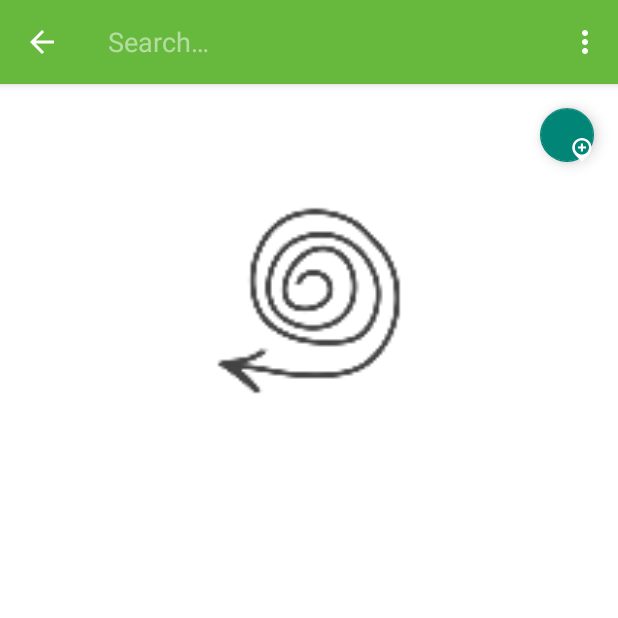
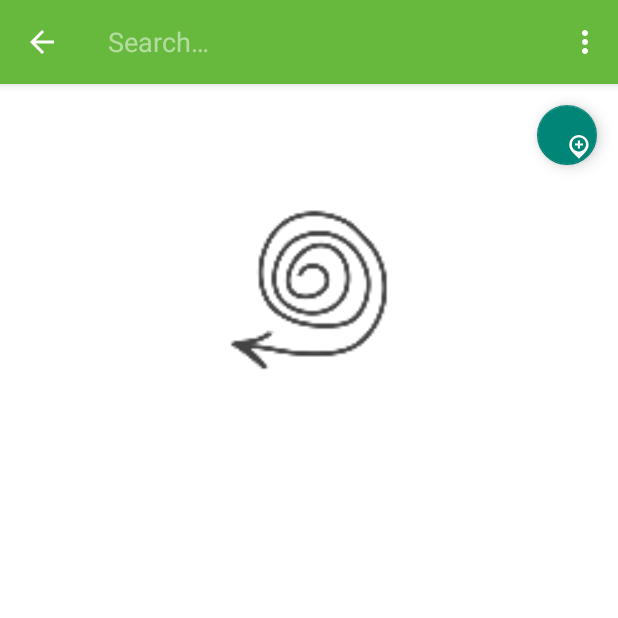
Before and after one commit to cheloreyes/UisMaps, an Android app: the screen it shows after launch (MainActivity), after a tap on "Buscar lugar.", on a phone screen of 412 x 824 dp, the top half of it. Run offline under Robolectric (Android 15) with nearby library versions, the phone set to English and light mode, and no system bars; libraries missing offline, so code that uses them is left out: com.melnykov.fab, com.sothree.slidinguppanel; plain views replace FloatingActionButton, SlidingUpPanelLayout; Roboto replaces fonts that are not available here; 23 statements that could not run were skipped.

Commit message:
UisMaps RC

```diff
--- a/app/src/main/java/com/proyecto/uis/uismaps/LocationCtrl.java
+++ b/app/src/main/java/com/proyecto/uis/uismaps/LocationCtrl.java
@@ -18,8 +18,8 @@ import com.proyecto.uis.uismaps.mapview.MapView;
  */
 public class LocationCtrl implements LocationListener {
 
-    private static final int MIN_TIME = 2500;
-    private static final int MIN_DISTANCE = 2;
+    private static final int MIN_TIME = 1500;
+    private static final int MIN_DISTANCE = 1;
     private final MapView iMapView;
 
     private boolean isGPSon = false;
@@ -71,6 +71,7 @@ public class LocationCtrl implements LocationListener {
                 iLocationManager.removeUpdates(this);
                 isGPSon = false;
                 hasAccurancy = false;
+                iMapView.setAccurancy(false);
 
             }
         }
@@ -117,6 +118,7 @@ public class LocationCtrl implements LocationListener {
             progressDialog.hide();
             progressDialog.dismiss();
             hasAccurancy = location.hasAccuracy();
+            iMapView.setAccurancy(hasAccurancy);
         }
         iMapView.setICurrentLocation(location.getLongitude(), location.getLatitude());
         //miCurrentLon = location.getLongitude() + 0.00000895;
--- a/app/src/main/java/com/proyecto/uis/uismaps/MainActivity.java
+++ b/app/src/main/java/com/proyecto/uis/uismaps/MainActivity.java
@@ -103,6 +103,7 @@ public class MainActivity extends ActionBarActivity implements Constants {
         miContent.restoreContent();
         //iVoiceManager.stop();
         if (doubleBackToExitPressedOnce) {
+            miMapa.switchOffLocation(false);
             super.onBackPressed();
             return;
         }
@@ -186,6 +187,8 @@ public class MainActivity extends ActionBarActivity implements Constants {
         TextView bodyTextA= (TextView) findViewById(R.id.office);
         ListView listView = (ListView) findViewById(R.id.body_list);
         TextView descriptionTxt = (TextView) findViewById(R.id.description_text);
+        TextView navInfoA= (TextView) findViewById(R.id.nav_info_a);
+        TextView navInfoB= (TextView) findViewById(R.id.nav_info_b);
         mLayout.setPanelSlideListener(new SlidingUpPanelLayout.PanelSlideListener() {
             @Override
             public void onPanelSlide(View panel, float slideOffset) {
@@ -207,7 +210,8 @@ public class MainActivity extends ActionBarActivity implements Constants {
             }
         });
         miContent = new ContentManager(this, miMapa, iVoiceManager, btnLocation, btnSlider,
-                                              imgSlider, titleText, infoTextA, infoTextB, bodyTextA, mLayout, mapContainer, statusText, listView, descriptionTxt);
+                                              imgSlider, titleText, infoTextA, infoTextB, bodyTextA, mLayout, mapContainer, statusText, listView, descriptionTxt,
+                navInfoA, navInfoB);
         //CompassCtrl compass = new CompassCtrl(this, imgSlider);
     }
 }
--- a/app/src/main/res/layout/activity_main.xml
+++ b/app/src/main/res/layout/activity_main.xml
@@ -79,7 +79,7 @@
                     android:id="@+id/btn_slider"
                     android:layout_width="wrap_content"
                     android:layout_height="wrap_content"
-                    android:layout_margin="16dp"
+                    android:layout_margin="14dp"
                     android:layout_gravity="center"
                     android:src="@mipmap/add_point"
                     fab:fab_colorNormal="@color/my_material_green"
@@ -88,25 +88,48 @@
                     fab:fab_shadow="false"/>
             </LinearLayout>
             <ImageView
-                android:layout_width="140dp"
-                android:layout_height="140dp"
+                android:layout_width="120dp"
+                android:layout_height="120dp"
                 android:layout_gravity="center"
-                android:layout_marginBottom="15dp"
-                android:layout_marginTop="7dp"
+                android:layout_marginTop="10dp"
                 android:id="@+id/img_slider"
                 android:src="@mipmap/loading_arrow">
             </ImageView>
             <LinearLayout
                 android:layout_width="fill_parent"
-                android:layout_height="wrap_content">
+                android:layout_height="wrap_content"
+                android:orientation="vertical">
+                <LinearLayout
+                    android:layout_width="fill_parent"
+                    android:layout_height="wrap_content"
+                    android:orientation="horizontal">
+                    <TextView
+                        android:layout_width="match_parent"
+                        android:layout_height="match_parent"
+                        android:layout_weight="1"
+                        android:gravity="center"
+                        android:layout_marginRight="10dp"
+                        android:id="@+id/nav_info_a"
+                        android:textSize="14sp"
+                        android:text=""/>
+                    <TextView
+                        android:layout_width="match_parent"
+                        android:layout_height="match_parent"
+                        android:layout_weight="1"
+                        android:gravity="center"
+                        android:layout_marginRight="10dp"
+                        android:id="@+id/nav_info_b"
+                        android:textSize="14sp"
+                        android:text=""/>
+                </LinearLayout>
                 <TextView
                     android:layout_width="match_parent"
                     android:layout_height="match_parent"
                     android:id="@+id/description_text"
                     android:layout_weight="1"
                     android:gravity="top|center_horizontal"
-                    android:padding="13dp"
-                    android:textSize="16sp"/>
+                    android:padding="10dp"
+                    android:textSize="15sp"/>
                 </LinearLayout>
             <LinearLayout
                 android:layout_width="fill_parent"
--- a/app/src/main/res/layout/finder.xml
+++ b/app/src/main/res/layout/finder.xml
@@ -1,13 +1,14 @@
 <?xml version="1.0" encoding="utf-8"?>
 <RelativeLayout xmlns:android="http://schemas.android.com/apk/res/android"
                 android:layout_width="fill_parent"
-                android:layout_height="fill_parent">
+                android:layout_height="fill_parent"
+    android:background="@color/switch_thumb_normal_material_light">
     <TextView
         android:id="@+id/item_finder"
         android:layout_width="wrap_content"
         android:layout_height="wrap_content"
         android:padding="10dp"
         android:layout_marginLeft="15dp"
-        android:textColor="@android:color/white"
+        android:textColor="@android:color/tertiary_text_light"
         android:textSize="11pt"/>
 </RelativeLayout>
--- a/app/src/main/res/values/strings.xml
+++ b/app/src/main/res/values/strings.xml
@@ -39,7 +39,7 @@
     <string name="locate_notify">Usted está en:</string>
     <string name="action_search">Buscar lugar.</string>
     <string name="asStartPoint">marcado como punto de inicio.</string>
-    <string name="asEndPoint">marcado como destino.</string>
+    <string name="asEndPoint"> marcado como destino.</string>
     <string name="navigation_title">Destino:</string>
     <string name="action_categories">Categorías</string>
     <string name="switch_route">Cambiar ruta.</string>
```
Also changed, not shown: app/src/main/java/com/proyecto/uis/uismaps/Content/ContentManager.java (+50 -20 lines), app/src/main/java/com/proyecto/uis/uismaps/VoiceManager.java (+16 -2 lines), app/src/main/java/com/proyecto/uis/uismaps/mapview/MapView.java (+85 -39 lines).
